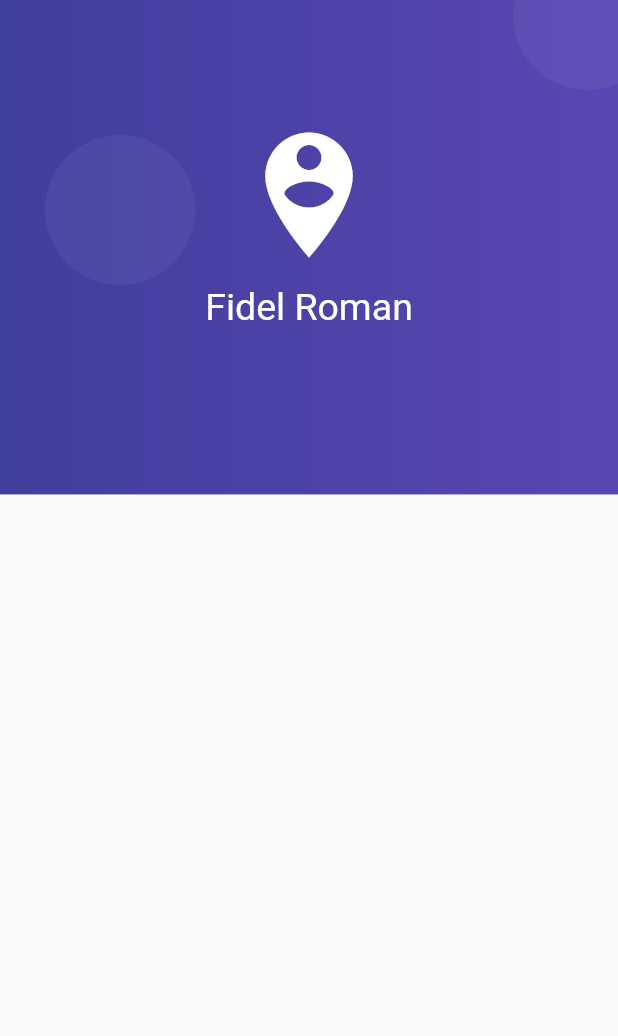
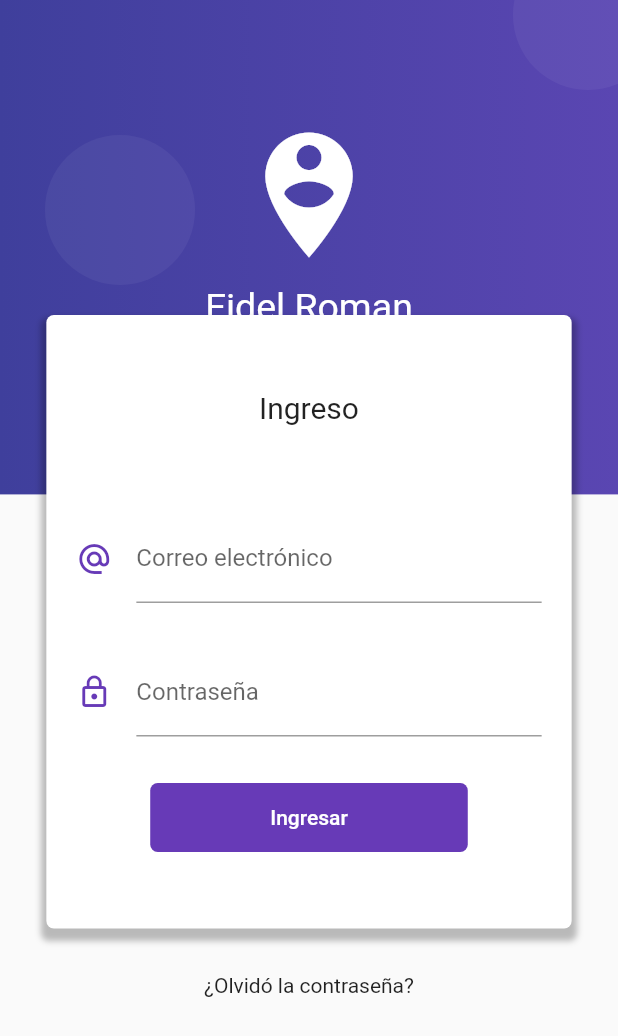
Before and after one commit to FidelRoman/Flutter-FormValidation, a Flutter app: the screen it shows after launch, on a phone screen of 412 x 824 dp. Shown: the top 1036 px of the screen. Run offline on Flutter 3.47's test engine with Material 2 defaults, Android fonts, the phone set to English and light mode, and no system bars.

Commit message:
Diseño de la caja del login y los campos

```diff
--- a/lib/src/pages/login_page.dart
+++ b/lib/src/pages/login_page.dart
@@ -1,4 +1,5 @@
 import 'package:flutter/material.dart';
+import 'package:flutter/services.dart';
 
 class LoginPage extends StatelessWidget {
   @override
@@ -7,8 +8,92 @@ class LoginPage extends StatelessWidget {
       body: Stack(
         children: <Widget>[
           _crearFondo(context),
+          _loginForm(context),
         ],
       ),
+    );
+  }
+  Widget _loginForm( BuildContext context) {
+
+    final size = MediaQuery.of(context).size;
+
+    return SingleChildScrollView(
+      child: Column(
+        children: <Widget>[
+          SafeArea(
+            child: Container(height: 180.0,),
+          ),
+          Container(
+            width: size.width * 0.85,
+            margin: EdgeInsets.symmetric(vertical:30.0),
+            padding: EdgeInsets.symmetric(vertical:50.0),
+            decoration: BoxDecoration(
+              color: Colors.white,
+              borderRadius: BorderRadius.circular(5.0),
+              boxShadow: <BoxShadow>[
+                BoxShadow(color: Colors.black26,
+                blurRadius: 3.0,
+                offset: Offset(0.0, 5.0),
+                spreadRadius: 3.0,
+                ),
+              ],
+
+            ),
+            child: Column(children: <Widget>[
+              Text('Ingreso', style: TextStyle(fontSize: 20.0),),
+              SizedBox(height: 60.0,),
+              _crearEmail(),
+              SizedBox(height: 30.0,),
+              _crearPassword(),
+              SizedBox(height: 30.0,),
+              _crearBoton(),
+            ],),
+          ),
+          Text('¿Olvidó la contraseña?'),
+          SizedBox(height: 100.0,)
+        ],)
+    );
+  }
+
+  Widget _crearEmail(){
+
+    return Container(
+      padding: EdgeInsets.symmetric(horizontal: 20.0),
+      child: TextField(
+        keyboardType: TextInputType.emailAddress,
+        decoration: InputDecoration(
+          icon: Icon(Icons.alternate_email, color: Colors.deepPurple),
+          hintText: 'ejemplo@correo.com',
+          labelText: 'Correo electrónico',
+        ),
+      ),
+    );
+  }
+
+  Widget _crearPassword(){
+
+    return Container(
+      padding: EdgeInsets.symmetric(horizontal: 20.0),
+      child: TextField(
+        obscureText: true,
+        keyboardType: TextInputType.emailAddress,
+        decoration: InputDecoration(
+          icon: Icon(Icons.lock_outline, color: Colors.deepPurple),
+          labelText: 'Contraseña',
+        ),
+      ),
+    );
+  }
+
+  Widget _crearBoton(){
+    return RaisedButton(
+      padding: EdgeInsets.symmetric(horizontal: 80.0, vertical: 15.0),
+      child: Container(child: Text('Ingresar')),
+      shape: RoundedRectangleBorder(borderRadius: BorderRadius.circular(5.0)),
+      elevation: 0.0,
+      color: Colors.deepPurple,
+      textColor: Colors.white,
+      onPressed: (){},
     );
   }
 
```
